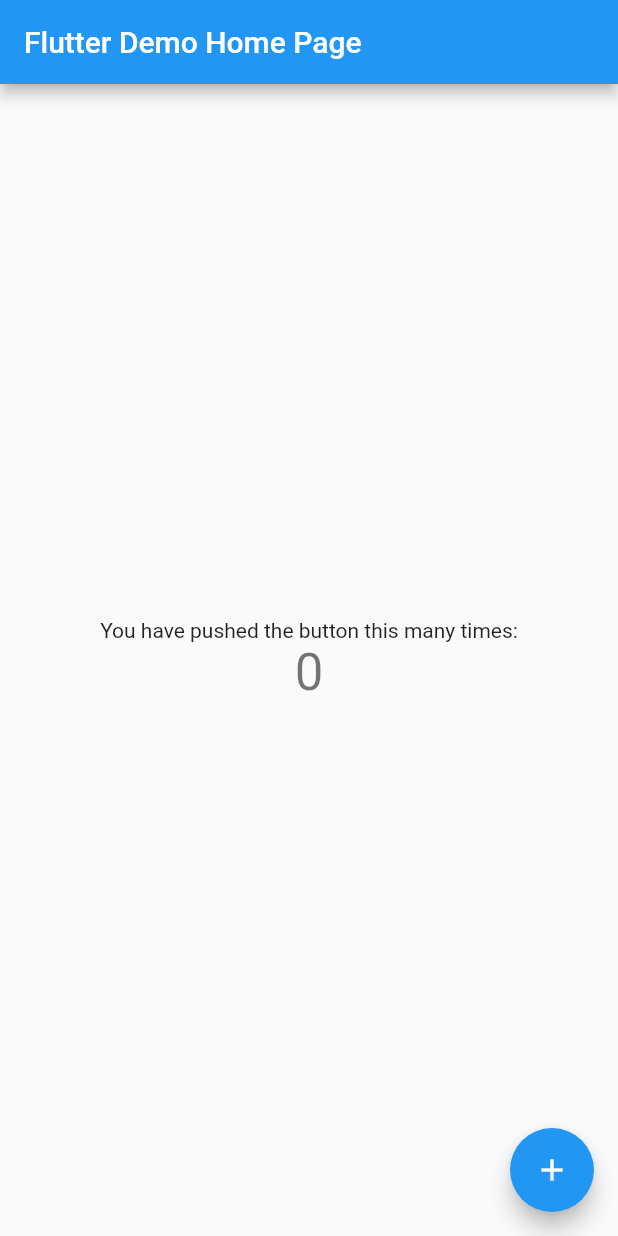
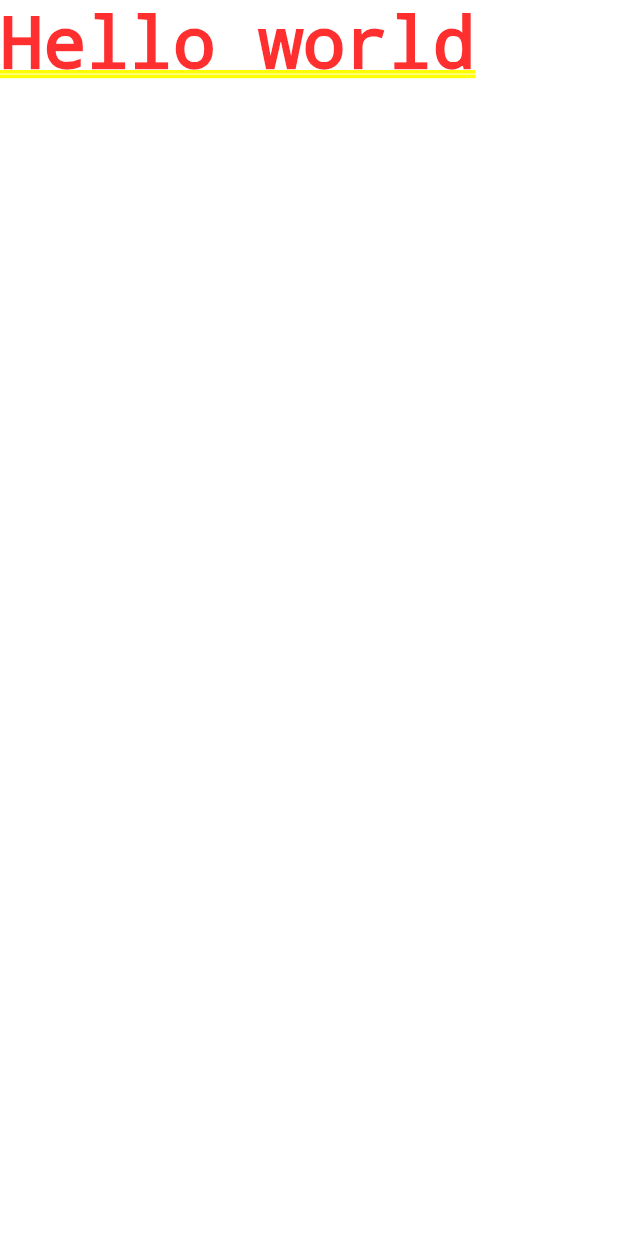
Before and after one commit to thoresonjd/dynamic_profile_page, a Flutter app: the screen it shows after launch, on a phone screen of 412 x 824 dp. Run offline on Flutter 3.47's test engine with Material 2 defaults, Android fonts, the phone set to English and light mode, and no system bars.

Commit message:
Set up main file w/ theme and main app widget

```diff
--- a/lib/main.dart
+++ b/lib/main.dart
@@ -1,115 +1,18 @@
 import 'package:flutter/material.dart';
 
 void main() {
-  runApp(const MyApp());
+  runApp(const DynamicProfilePageApp());
 }
 
-class MyApp extends StatelessWidget {
-  const MyApp({Key? key}) : super(key: key);
+class DynamicProfilePageApp extends StatelessWidget {
+  const DynamicProfilePageApp({Key? key}) : super(key: key);
 
   // This widget is the root of your application.
   @override
   Widget build(BuildContext context) {
     return MaterialApp(
-      title: 'Flutter Demo',
-      theme: ThemeData(
-        // This is the theme of your application.
-        //
-        // Try running your application with "flutter run". You'll see the
-        // application has a blue toolbar. Then, without quitting the app, try
-        // changing the primarySwatch below to Colors.green and then invoke
-        // "hot reload" (press "r" in the console where you ran "flutter run",
-        // or simply save your changes to "hot reload" in a Flutter IDE).
-        // Notice that the counter didn't reset back to zero; the application
-        // is not restarted.
-        primarySwatch: Colors.blue,
-      ),
-      home: const MyHomePage(title: 'Flutter Demo Home Page'),
+      theme: ThemeData.dark(),
+      home: const Text("Hello world")
     );
   }
 }
-
-class MyHomePage extends StatefulWidget {
-  const MyHomePage({Key? key, required this.title}) : super(key: key);
-
-  // This widget is the home page of your application. It is stateful, meaning
-  // that it has a State object (defined below) that contains fields that affect
-  // how it looks.
-
-  // This class is the configuration for the state. It holds the values (in this
-  // case the title) provided by the parent (in this case the App widget) and
-  // used by the build method of the State. Fields in a Widget subclass are
-  // always marked "final".
-
-  final String title;
-
-  @override
-  State<MyHomePage> createState() => _MyHomePageState();
-}
-
-class _MyHomePageState extends State<MyHomePage> {
-  int _counter = 0;
-
-  void _incrementCounter() {
-    setState(() {
-      // This call to setState tells the Flutter framework that something has
-      // changed in this State, which causes it to rerun the build method below
-      // so that the display can reflect the updated values. If we changed
-      // _counter without calling setState(), then the build method would not be
-      // called again, and so nothing would appear to happen.
-      _counter++;
-    });
-  }
-
-  @override
-  Widget build(BuildContext context) {
-    // This method is rerun every time setState is called, for instance as done
-    // by the _incrementCounter method above.
-    //
-    // The Flutter framework has been optimized to make rerunning build methods
-    // fast, so that you can just rebuild anything that needs updating rather
-    // than having to individually change instances of widgets.
-    return Scaffold(
-      appBar: AppBar(
-        // Here we take the value from the MyHomePage object that was created by
-        // the App.build method, and use it to set our appbar title.
-        title: Text(widget.title),
-      ),
-      body: Center(
-        // Center is a layout widget. It takes a single child and positions it
-        // in the middle of the parent.
-        child: Column(
-          // Column is also a layout widget. It takes a list of children and
-          // arranges them vertically. By default, it sizes itself to fit its
-          // children horizontally, and tries to be as tall as its parent.
-          //
-          // Invoke "debug painting" (press "p" in the console, choose the
-          // "Toggle Debug Paint" action from the Flutter Inspector in Android
-          // Studio, or the "Toggle Debug Paint" command in Visual Studio Code)
-          // to see the wireframe for each widget.
-          //
-          // Column has various properties to control how it sizes itself and
-          // how it positions its children. Here we use mainAxisAlignment to
-          // center the children vertically; the main axis here is the vertical
-          // axis because Columns are vertical (the cross axis would be
-          // horizontal).
-          mainAxisAlignment: MainAxisAlignment.center,
-          children: <Widget>[
-            const Text(
-              'You have pushed the button this many times:',
-            ),
-            Text(
-              '$_counter',
-              style: Theme.of(context).textTheme.headline4,
-            ),
-          ],
-        ),
-      ),
-      floatingActionButton: FloatingActionButton(
-        onPressed: _incrementCounter,
-        tooltip: 'Increment',
-        child: const Icon(Icons.add),
-      ), // This trailing comma makes auto-formatting nicer for build methods.
-    );
-  }
-}
```
Also changed, not shown: 1 other file.
